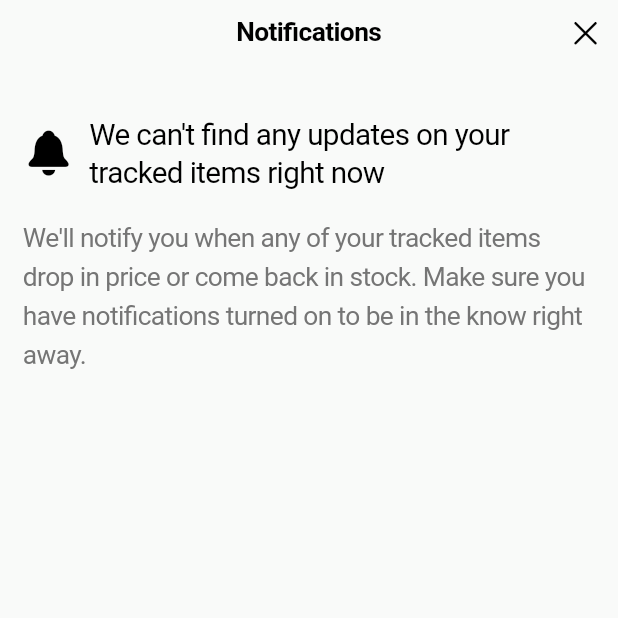
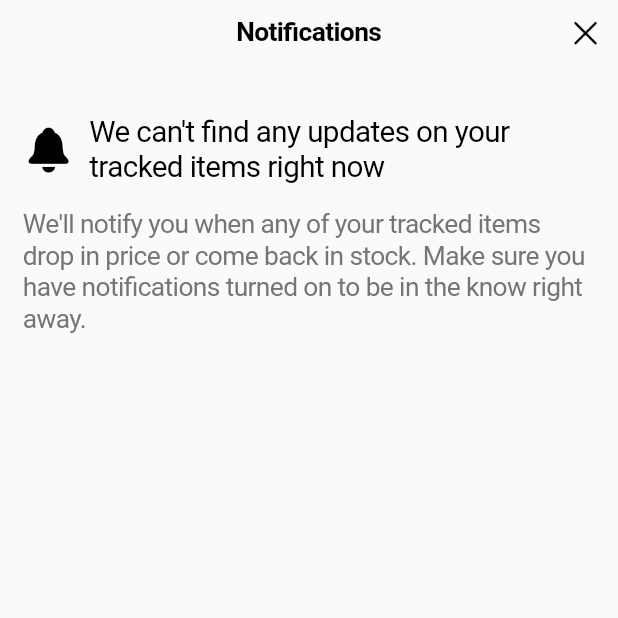
Before and after one commit to stylo-mobileapp/stylo, a Flutter app: the NotificationsPage screen opened directly, on a phone screen of 412 x 824 dp, the top half of it. Run offline on Flutter 3.47's test engine with Material 3 defaults, Android fonts, the phone set to English and light mode, and no system bars; drawn by our look-alikes of overlay_support; our stand-ins replace cached_network_image, firebase_core, firebase_messaging, flutter_riverpod, fpdart, in_app_review and 4 more; accounts and stored records are empty; network calls fail.

Commit message:
notifications provider e member since string

```diff
--- a/frontend/lib/features/notifications/pages/notifications_page.dart
+++ b/frontend/lib/features/notifications/pages/notifications_page.dart
@@ -7,26 +7,11 @@ import 'package:frontend/core/widgets/loading.dart';
 import 'package:frontend/features/notifications/controller/notifications_controller.dart';
 import 'package:frontend/features/notifications/widgets/notification_item.dart';
 
-class NotificationsPage extends ConsumerStatefulWidget {
+class NotificationsPage extends ConsumerWidget {
   const NotificationsPage({super.key});
 
   @override
-  ConsumerState<NotificationsPage> createState() => _NotificationsPageState();
-}
-
-class _NotificationsPageState extends ConsumerState<NotificationsPage> {
-  @override
-  void initState() {
-    super.initState();
-    Future.microtask(
-      () => ref
-          .read(notificationsControllerProvider.notifier)
-          .loadNotifications(),
-    );
-  }
-
-  @override
-  Widget build(BuildContext context) {
+  Widget build(BuildContext context, WidgetRef ref) {
     final height = Constants.height(context);
     final notificationsState = ref.watch(notificationsControllerProvider);
 
@@ -172,10 +157,7 @@ class _NotificationsPageState extends ConsumerState<NotificationsPage> {
               Expanded(
                 child: Text(
                   "We can't find any updates on your tracked items right now",
-                  style: TextStyle(
-                    fontSize: TextSizes.large(context),
-                    height: 1.25,
-                  ),
+                  style: TextStyle(fontSize: TextSizes.large(context)),
                 ),
               ),
             ],
@@ -186,7 +168,6 @@ class _NotificationsPageState extends ConsumerState<NotificationsPage> {
             style: TextStyle(
               fontSize: TextSizes.medium(context),
               color: Palette.mediumGreyColor,
-              height: 1.5,
             ),
           ),
         ],
--- a/frontend/lib/features/profile/pages/profile_page.dart
+++ b/frontend/lib/features/profile/pages/profile_page.dart
@@ -8,6 +8,7 @@ import 'package:frontend/features/profile/widgets/profile_list_item.dart';
 import 'package:frontend/features/profile/controller/profile_controller.dart';
 import 'package:frontend/features/profile/pages/edit_gender_page.dart';
 import 'package:frontend/features/profile/pages/edit_brands_page.dart';
+import 'package:intl/intl.dart';
 import 'package:share_plus/share_plus.dart';
 import 'package:in_app_review/in_app_review.dart';
 
@@ -106,7 +107,9 @@ class ProfilePage extends ConsumerWidget {
                 ),
                 SizedBox(height: height * 0.005),
                 Text(
-                  "Stylo member since Dec '25",
+                  userProfile != null
+                      ? "Stylo member since ${DateFormat("MMM ''yy").format(userProfile.createdAt)}"
+                      : "Stylo member since",
                   style: TextStyle(
                     fontSize: TextSizes.small(context),
                     color: Palette.mediumGreyColor,
```
